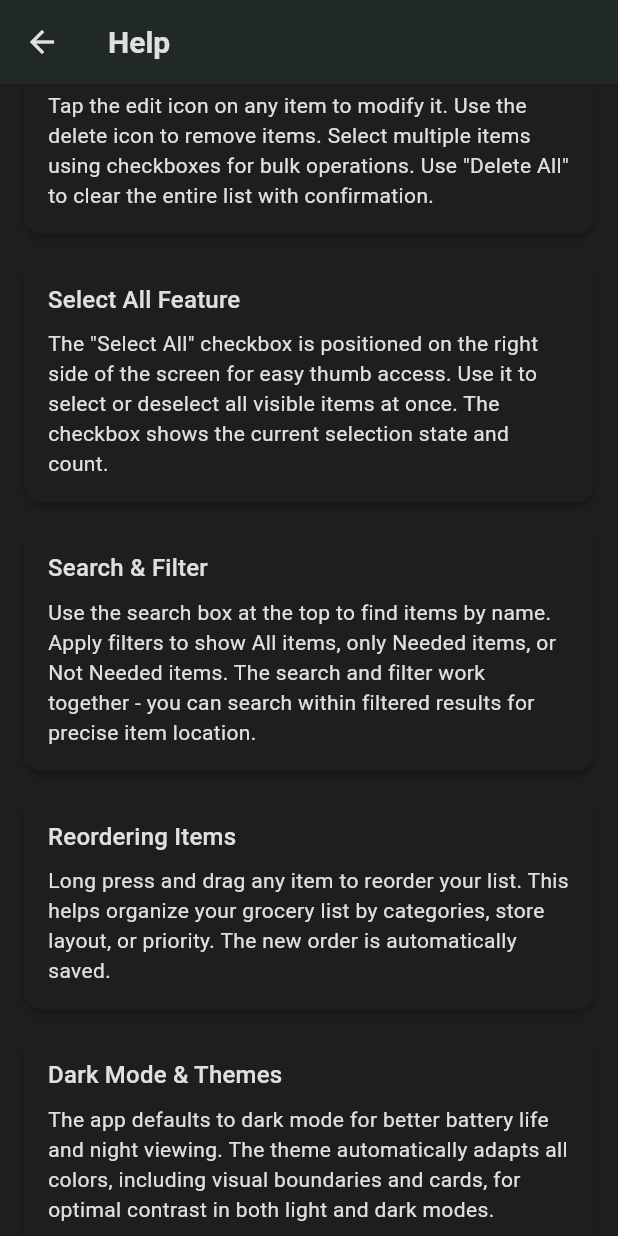
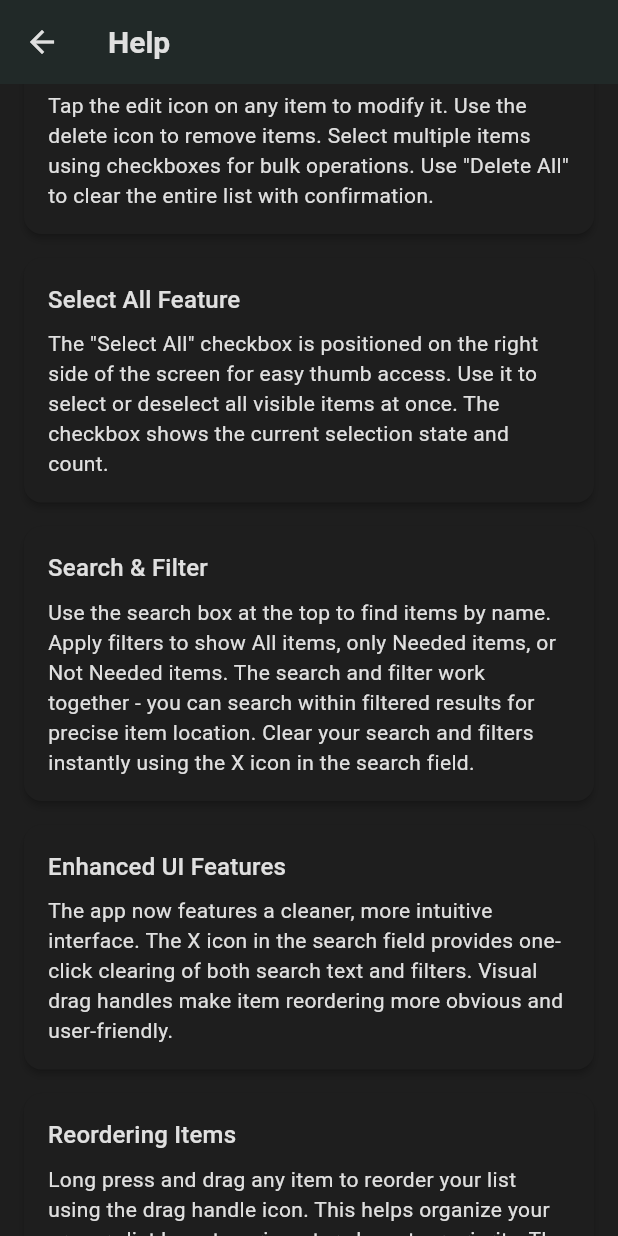
Before and after one commit to ananyaakamat/grocery_list_app, a Flutter app: the HelpScreen screen opened directly, scrolled down 576 dp, on a phone screen of 412 x 824 dp. Run offline on Flutter 3.47's test engine with Material 3 defaults, Android fonts, the phone set to English and light mode, and no system bars; our stand-ins replace csv, file_picker, flutter_riverpod, freezed_annotation, share_plus, shared_preferences and 1 more; accounts and stored records are empty.

Commit message:
feat: Enhance quantity display and help documentation
- Remove red background from item quantities in both dark and light modes
- Display quantity text in white for dark mode and black for light mode
- Preserve existing font style and size for consistent UI
- Update help screen with comprehensive documentation of new features:
  * Enhanced UI features with X icon functionality
  * Visual drag handles for reordering
  * Improved dark mode quantity display
  * Updated FAQs with new functionality explanations
- Improve user experience with cleaner, more readable quantity display
- Maintain accessibility with proper contrast in both themes

```diff
--- a/lib/presentation/widgets/grocery_item_tile.dart
+++ b/lib/presentation/widgets/grocery_item_tile.dart
@@ -69,17 +69,12 @@ class GroceryItemTile extends StatelessWidget {
       return null;
     }
 
-    return Container(
-      padding: const EdgeInsets.symmetric(horizontal: 8, vertical: 2),
-      decoration: BoxDecoration(
-        color: Theme.of(context).colorScheme.secondaryContainer,
-        borderRadius: BorderRadius.circular(12),
-      ),
-      child: Text(
-        quantity,
-        style: AppTextStyles.labelMedium.copyWith(
-          color: Theme.of(context).colorScheme.onSecondaryContainer,
-        ),
+    final isDarkMode = Theme.of(context).brightness == Brightness.dark;
+
+    return Text(
+      quantity,
+      style: AppTextStyles.labelMedium.copyWith(
+        color: isDarkMode ? Colors.white : Colors.black,
       ),
     );
   }
--- a/lib/presentation/widgets/help_screen.dart
+++ b/lib/presentation/widgets/help_screen.dart
@@ -36,15 +36,19 @@ class HelpScreen extends StatelessWidget {
           ),
           _buildSection(
             'Search & Filter',
-            'Use the search box at the top to find items by name. Apply filters to show All items, only Needed items, or Not Needed items. The search and filter work together - you can search within filtered results for precise item location.',
+            'Use the search box at the top to find items by name. Apply filters to show All items, only Needed items, or Not Needed items. The search and filter work together - you can search within filtered results for precise item location. Clear your search and filters instantly using the X icon in the search field.',
+          ),
+          _buildSection(
+            'Enhanced UI Features',
+            'The app now features a cleaner, more intuitive interface. The X icon in the search field provides one-click clearing of both search text and filters. Visual drag handles make item reordering more obvious and user-friendly.',
           ),
           _buildSection(
             'Reordering Items',
-            'Long press and drag any item to reorder your list. This helps organize your grocery list by categories, store layout, or priority. The new order is automatically saved.',
+            'Long press and drag any item to reorder your list using the drag handle icon. This helps organize your grocery list by categories, store layout, or priority. The visual drag handles make it clear which items can be moved. The new order is automatically saved.',
           ),
           _buildSection(
             'Dark Mode & Themes',
-            'The app defaults to dark mode for better battery life and night viewing. The theme automatically adapts all colors, including visual boundaries and cards, for optimal contrast in both light and dark modes.',
+            'The app defaults to dark mode for better battery life and night viewing. The theme automatically adapts all colors, including visual boundaries and cards, for optimal contrast in both light and dark modes. Item quantities are displayed with clean white text in dark mode for better readability.',
           ),
           _buildSection(
             'Visual Organization',
@@ -193,8 +197,12 @@ class HelpScreen extends StatelessWidget {
               'A: Yes! Use the filter buttons to show only "Needed" items, then tap export. The CSV will contain only the filtered items. The export message will confirm which filter was applied.',
             ),
             _buildFaqItem(
+              'Q: How do I clear search and filters quickly?',
+              'A: Use the X icon that appears in the search field when you have text entered. This will clear both the search text and any applied filters in one click.',
+            ),
+            _buildFaqItem(
               'Q: How do I reorder my grocery list?',
-              'A: Long press any item and drag it to a new position. This is useful for organizing items by store sections or shopping priority. The new order is automatically saved.',
+              'A: Long press any item and drag it to a new position using the drag handle icon. This is useful for organizing items by store sections or shopping priority. The new order is automatically saved.',
             ),
             _buildFaqItem(
               'Q: How do I change between light and dark mode?',
```
